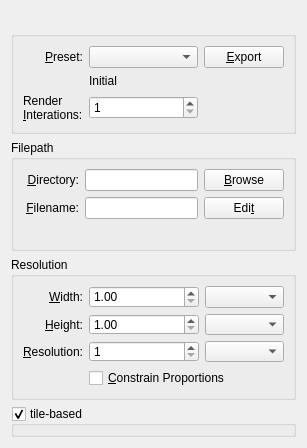
First picture: the form in source/gloperate-qtwidgets/source/ImageExporterWidget.ui, repository cginternals/gloperate, before the edit.
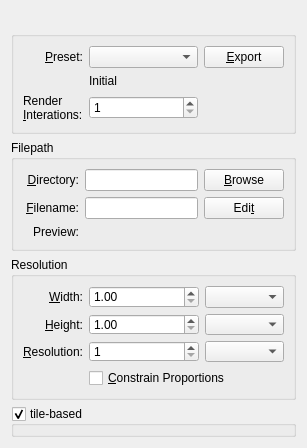
Second picture: the form after the edit.

Commit message: Adds preview for filename to ImageExporterWidget

The edit to the form file:
```diff
--- a/source/gloperate-qtwidgets/source/ImageExporterWidget.ui
+++ b/source/gloperate-qtwidgets/source/ImageExporterWidget.ui
@@ -222,6 +222,16 @@
         </property>
        </widget>
       </item>
+      <item row="2" column="0">
+       <widget class="QLabel" name="previewLabel">
+        <property name="text">
+         <string>Preview:</string>
+        </property>
+        <property name="alignment">
+         <set>Qt::AlignRight|Qt::AlignTrailing|Qt::AlignVCenter</set>
+        </property>
+       </widget>
+      </item>
      </layout>
     </widget>
    </item>
```
The commit also changes 2 other files.
